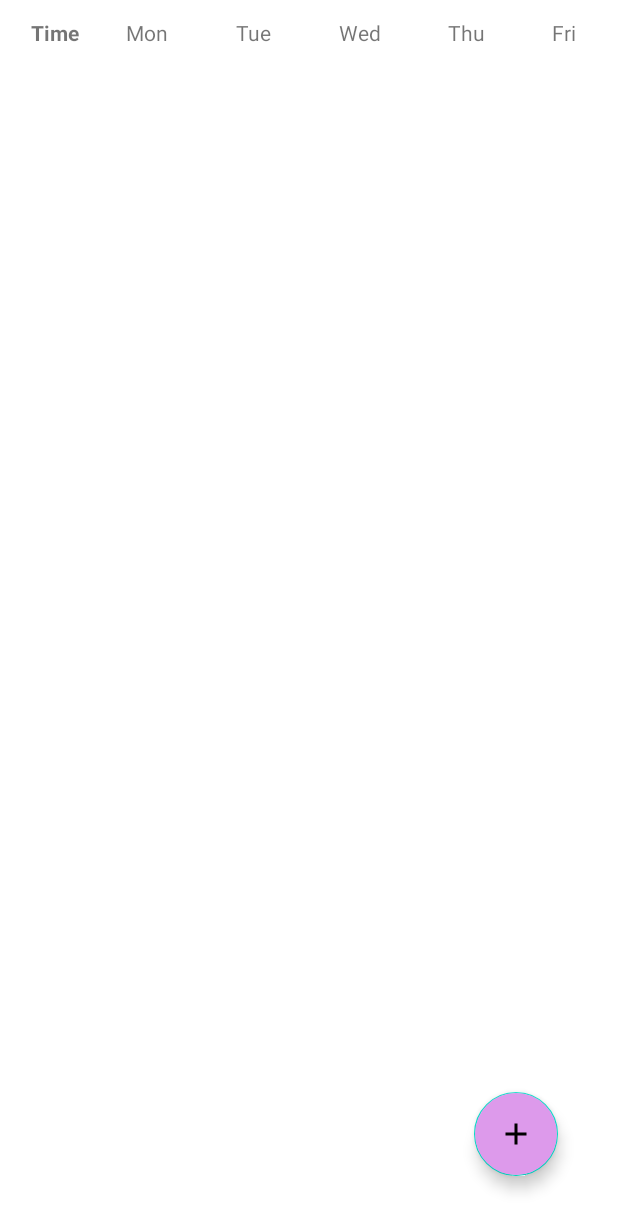
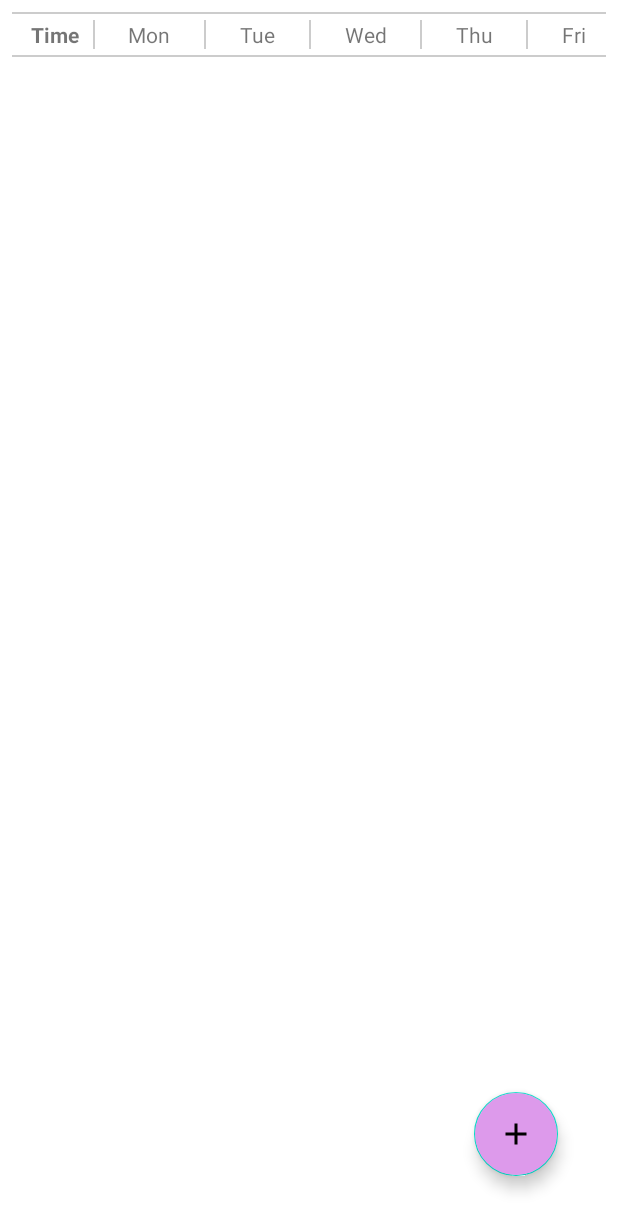
Before and after one commit to ZNSzpak/adhd_app, an Android app: the layout fragment_plan.xml on its own in the app's theme, with its tools: preview values and no code run, on a phone screen of 412 x 824 dp. Shown: the top 1231 px of the screen. Run offline under Robolectric (Android 15) with nearby library versions, the phone set to English and light mode, and no system bars.

Commit message:
dodawanie bloków zajęć w dobrych rzędach

```diff
--- a/app/src/main/java/com/example/projekt_inz/ui/plan/PlanViewModel.kt
+++ b/app/src/main/java/com/example/projekt_inz/ui/plan/PlanViewModel.kt
@@ -9,6 +9,9 @@ class PlanViewModel(
 ) : ViewModel() {
 
     val blocks = repository.allBlocks
+    var hourHeight: Int = 0
+
+
 
     fun addBlock(block: PlanEntity) {
         viewModelScope.launch {
--- /dev/null
+++ b/app/src/main/res/drawable/table_divider.xml
@@ -0,0 +1,7 @@
+<?xml version="1.0" encoding="utf-8"?>
+<shape xmlns:android="http://schemas.android.com/apk/res/android"
+    android:shape="rectangle">
+
+    <size android:height="1dp" android:width="1dp"/>
+    <solid android:color="#33000000"/> <!-- light gray -->
+</shape>
--- a/app/src/main/res/layout/fragment_plan.xml
+++ b/app/src/main/res/layout/fragment_plan.xml
@@ -20,10 +20,16 @@
         android:layout_width="match_parent"
         android:layout_height="wrap_content"
         android:stretchColumns="1,2,3,4,5,6"
-        android:padding="8dp">
+        android:padding="8dp"
+
+        android:showDividers="middle|beginning|end"
+        android:divider="@drawable/table_divider"
+        >
 
         <!-- Header Row -->
-        <TableRow android:padding="4dp">
+        <TableRow android:padding="4dp"
+            android:showDividers="middle"
+            android:divider="@drawable/table_divider">
 
             <TextView
                 android:text="Time"
```
Also changed, not shown: app/src/main/java/com/example/projekt_inz/ui/plan/PlanFragment.kt (+43 -66 lines).
